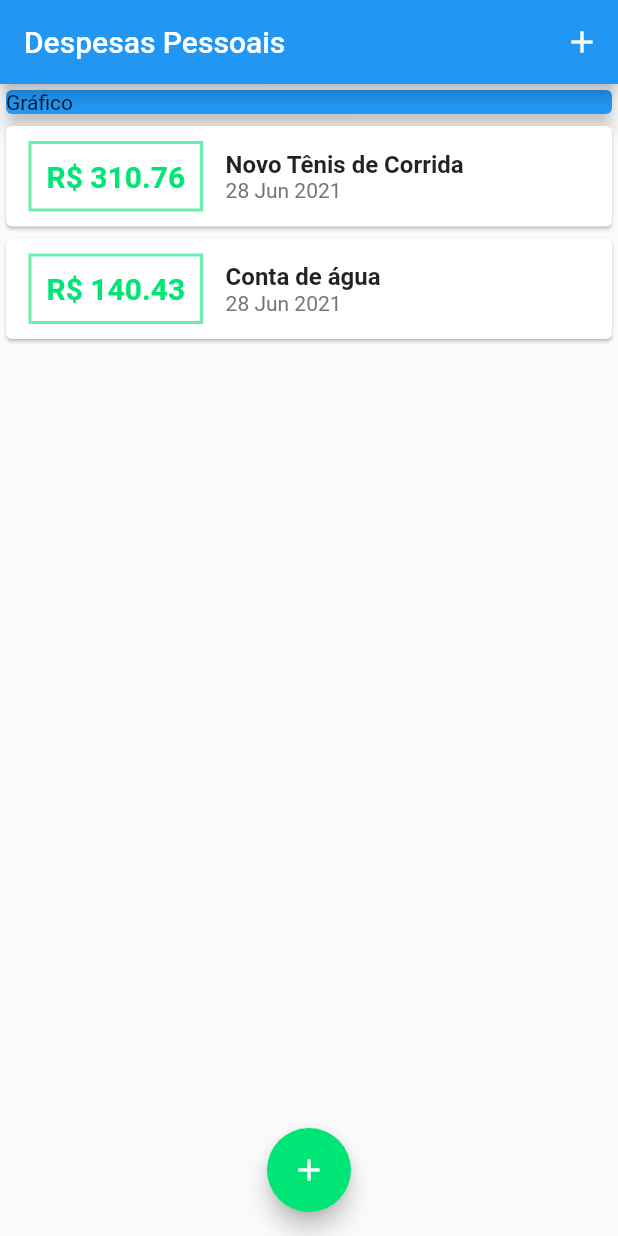
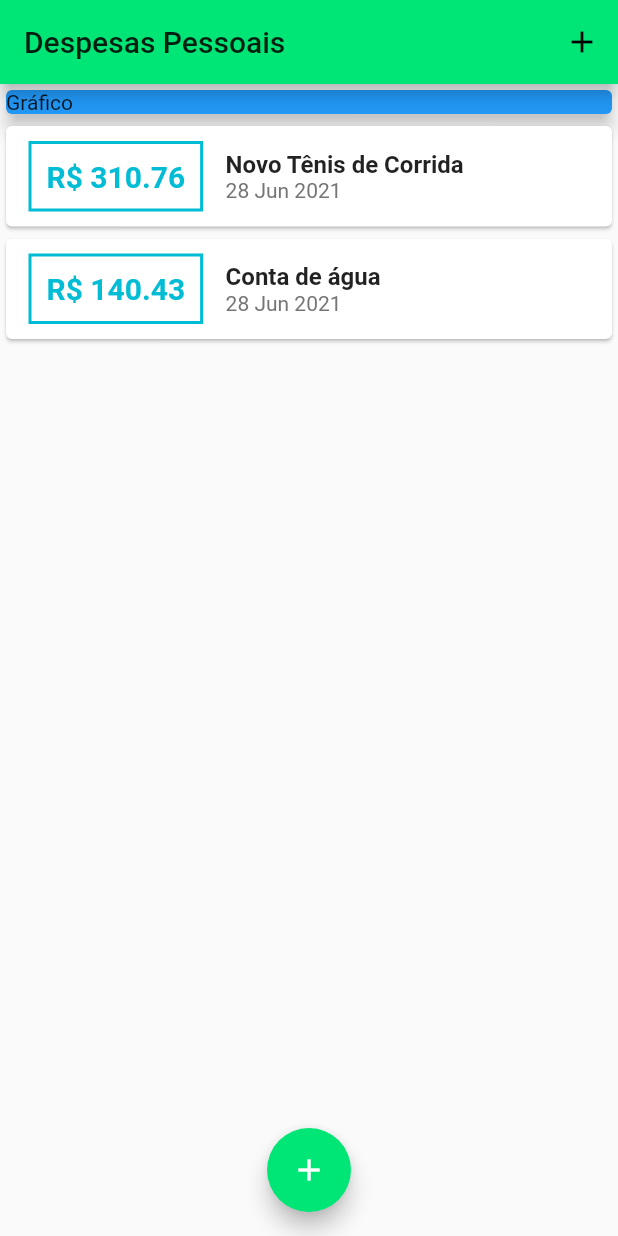
Before and after one commit to isaacwrk/Expenses-flutter, a Flutter app: the screen it shows after launch, on a phone screen of 412 x 824 dp. Run offline on Flutter 3.47's test engine with Material 2 defaults, Android fonts, the phone set to English and light mode, and no system bars.

Commit message:
Setando um theme no app

```diff
--- a/lib/components/transaction_list.dart
+++ b/lib/components/transaction_list.dart
@@ -28,7 +28,7 @@ class TransactionList extends StatelessWidget {
                         ),
                         decoration: BoxDecoration(
                           border: Border.all(
-                            color: Colors.greenAccent,
+                            color: Theme.of(context).primaryColor,
                             width: 2,
                           )
                         ),
@@ -38,7 +38,7 @@ class TransactionList extends StatelessWidget {
                           style: TextStyle(
                             fontWeight: FontWeight.bold,
                             fontSize: 20,
-                            color: Colors.greenAccent.shade400
+                            color: Theme.of(context).primaryColor
                           ),
                         ),
                       ),
--- a/lib/main.dart
+++ b/lib/main.dart
@@ -16,7 +16,11 @@ class ExpensesApp extends StatelessWidget {
   @override
   Widget build(BuildContext context) {
     return MaterialApp(
-      home:MyHomePage()
+      home:MyHomePage(),
+      theme: ThemeData(
+        primarySwatch: Colors.cyan,
+        accentColor: Colors.red,
+      ),
     );
   }
 }
@@ -70,6 +74,7 @@ class _MyHomePageState extends State<MyHomePage> {
   Widget build(BuildContext context) {
     return Scaffold(
       appBar:AppBar(
+        backgroundColor: Colors.greenAccent.shade400,
         title:Text('Despesas Pessoais'),
         actions:<Widget> [
           IconButton(
```
